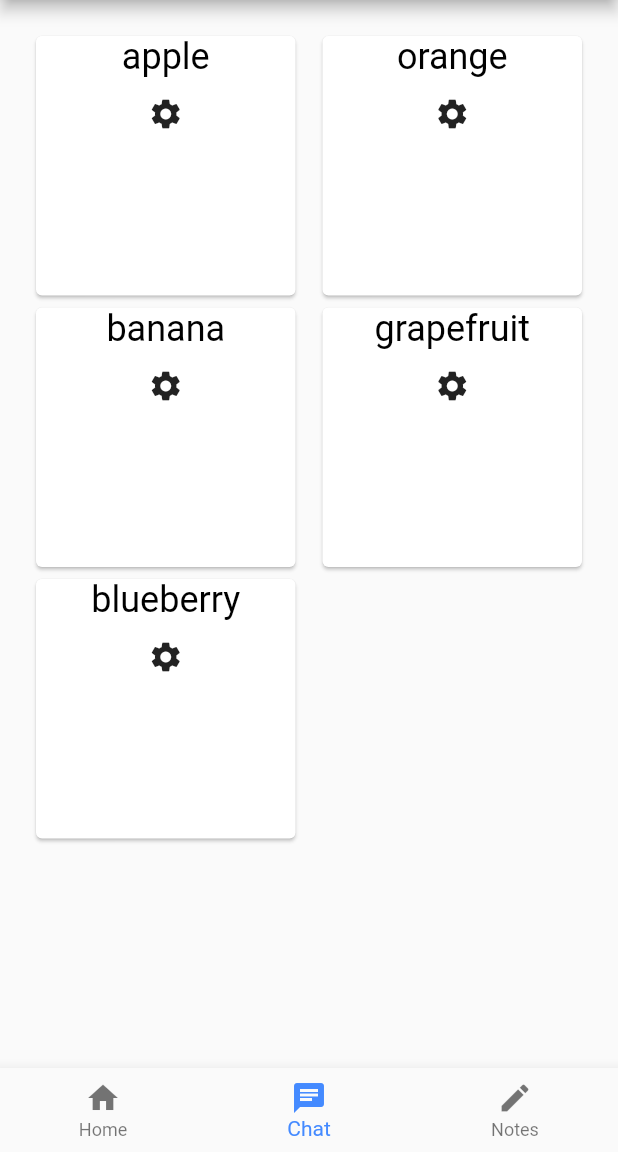
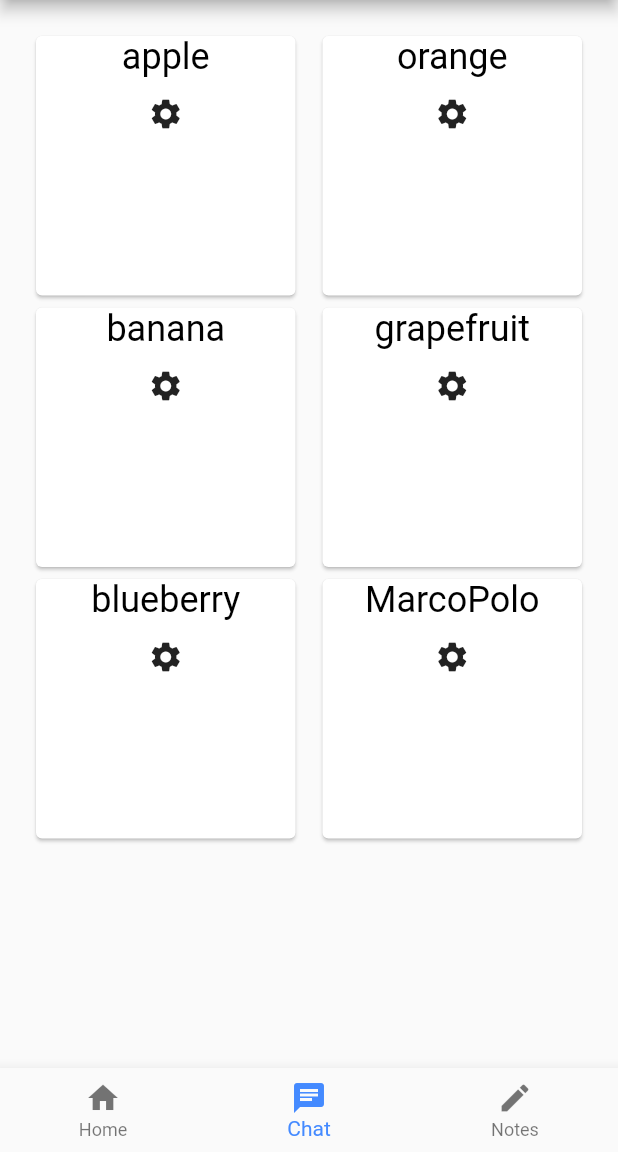
Before and after one commit to KTruong88/phone-assist, a Flutter app: the screen it shows after launch, on a phone screen of 412 x 824 dp, the part 84-1236 px from its top. Run offline on Flutter 3.47's test engine with Material 2 defaults, Android fonts, the phone set to English and light mode, and no system bars; our stand-ins replace dynamic_theme; missing offline and left inert: speech_recognition; Roboto replaces fonts that are missing (Basier).

Commit message:
App Settings Updates
Module Updates, Speech Recognition package. Dark Theme Updates

```diff
--- a/lib/factories/widget_factory.dart
+++ b/lib/factories/widget_factory.dart
@@ -1,5 +1,5 @@
 import 'package:flutter_app/modules/module.dart';
-import 'package:flutter_app/modules/marcopolo.dart';
+import 'package:flutter_app/modules/MarcoPolo/marcopolo.dart';
 import 'package:flutter_app/modules/keepoff.dart';
 import 'package:flutter_app/modules/firetest.dart';
 
--- a/lib/main.dart
+++ b/lib/main.dart
@@ -1,6 +1,6 @@
 import 'package:flutter/material.dart';
 
-import './widgets/home.dart';
+import './widgets/Core/home.dart';
 import 'package:dynamic_theme/dynamic_theme.dart';
 
 void main() => runApp(MyApp());
@@ -17,7 +17,6 @@ class MyApp extends StatelessWidget {
       home: new Home(),
       ),
     );
-
   }
 
   ThemeData _buildTheme(Brightness brightness) {
--- a/lib/modules/marcopolo.dart
+++ b/lib/modules/MarcoPolo/marcopolo.dart
@@ -1,8 +1,9 @@
 ///Flutter Packages
 import 'package:flutter/material.dart';
+import 'package:speech_recognition/speech_recognition.dart';
 
 ///Application Includes
-import '../widgets/settings_menu.dart';
+import "./marcopolo_settings.dart";
 
 class MarcoPolo extends StatefulWidget {
   final String title;
@@ -25,7 +26,7 @@ class _MarcoPolo extends State<MarcoPolo> {
     Navigator.push(
         context,
         MaterialPageRoute(
-          builder: (context) => SettingsMenu(widget.title),
+          builder: (context) => MarcoPoloSettings(widget.title),
         ));
   }
 
--- a/lib/modules/firetest.dart
+++ b/lib/modules/firetest.dart
@@ -2,7 +2,7 @@
 import 'package:flutter/material.dart';
 
 ///Application Includes
-import '../widgets/settings_menu.dart';
+import '../widgets/Core/settings_menu.dart';
 
 class FireTest extends StatefulWidget {
   final String title;
--- a/lib/modules/keepoff.dart
+++ b/lib/modules/keepoff.dart
@@ -2,7 +2,7 @@
 import 'package:flutter/material.dart';
 
 ///Application Includes
-import '../widgets/settings_menu.dart';
+import '../widgets/Core/settings_menu.dart';
 
 class KeepOff extends StatefulWidget {
   final String title;
--- a/lib/modules/module.dart
+++ b/lib/modules/module.dart
@@ -2,7 +2,7 @@
 import 'package:flutter/material.dart';
 
 ///Application Includes
-import '../widgets/settings_menu.dart';
+import '../widgets/Core/settings_menu.dart';
 
 class Module extends StatefulWidget {
   final String title;
--- a/lib/widgets/home.dart
+++ b/lib/widgets/Core/home.dart
@@ -1,6 +1,6 @@
 import 'package:flutter/material.dart';
 import './bottom_navbar.dart';
-import './module_manager.dart';
+import '../PhoneAssist/module_manager.dart';
 import './app_settings_drawer.dart';
 
 class Home extends StatefulWidget {
--- a/lib/widgets/module_manager.dart
+++ b/lib/widgets/PhoneAssist/module_manager.dart
@@ -1,8 +1,8 @@
 import 'package:flutter/material.dart';
 
-import '../modules/module.dart';
+import '../../modules/module.dart';
 import './modules.dart';
-import '../factories/widget_factory.dart';
+import '../../factories/widget_factory.dart';
 
 class ModuleManager extends StatefulWidget {
   @override
@@ -12,7 +12,7 @@ class ModuleManager extends StatefulWidget {
 }
 
 class _ModuleManagerState extends State<ModuleManager> {
-  List<Module> _modules = [];
+  List<Widget> _modules = [];
   @override
   void initState() {
     super.initState();
@@ -22,6 +22,7 @@ class _ModuleManagerState extends State<ModuleManager> {
     _modules.add(widgetFactory.createWidget('module', 'banana'));
     _modules.add(widgetFactory.createWidget('module', 'grapefruit'));
     _modules.add(widgetFactory.createWidget('module', 'blueberry'));
+    _modules.add(widgetFactory.createWidget('MarcoPolo', 'MarcoPolo'));
   }
 
   @override
--- a/lib/widgets/modules.dart
+++ b/lib/widgets/PhoneAssist/modules.dart
@@ -2,7 +2,7 @@ import 'package:flutter/material.dart';
 import 'package:flutter_app/modules/module.dart';
 
 class Modules extends StatelessWidget {
-  final List<Module> module_list;
+  final List<Widget> module_list;
 
   Modules(this.module_list);
 
--- a/pubspec.yaml
+++ b/pubspec.yaml
@@ -13,6 +13,7 @@ environment:
   sdk: ">=2.0.0-dev.68.0 <3.0.0"
 
 dependencies:
+  speech_recognition: "^0.3.0+1"
   dynamic_theme: ^1.0.0
   flutter:
     sdk: flutter
```
Also changed, not shown: lib/modules/MarcoPolo/marcopolo_settings.dart (added, +39 -0 lines), lib/widgets/Core/app_settings_drawer.dart (renamed from lib/widgets/app_settings_drawer.dart), lib/widgets/Core/bottom_navbar.dart (renamed from lib/widgets/bottom_navbar.dart), lib/widgets/Core/settings_menu.dart (renamed from lib/widgets/settings_menu.dart).
